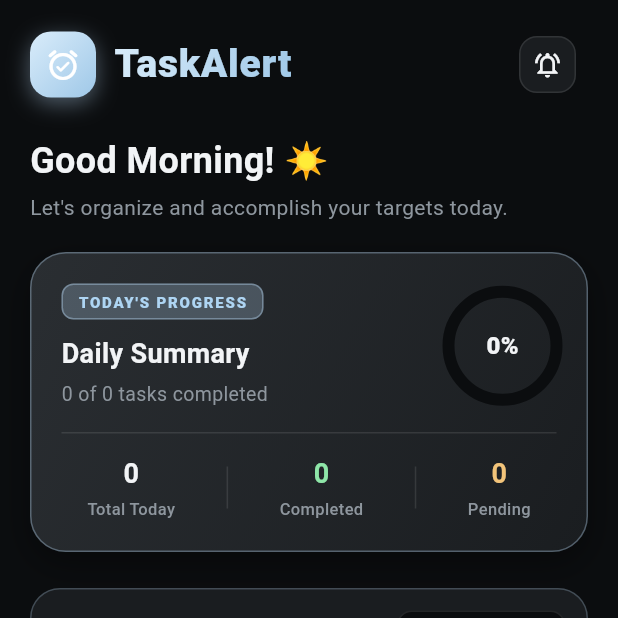
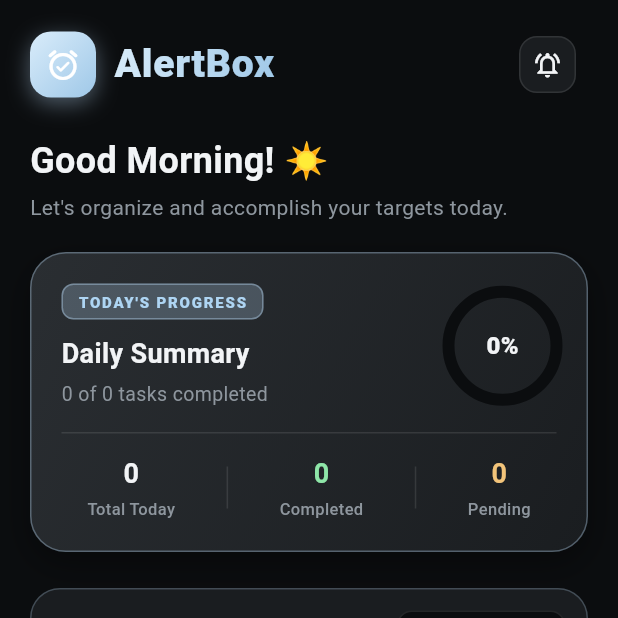
Before and after one commit to SANJAY-1407/SANJAY...7, a Flutter app: the screen it shows after launch, on a phone screen of 412 x 824 dp, the top half of it. Run offline on Flutter 3.47's test engine with Material 3 defaults, Android fonts, the phone set to English and light mode, and no system bars; our stand-ins replace audioplayers, file_picker, flutter_local_notifications, shared_preferences, sqflite, timezone; accounts and stored records are empty.

Commit message:
app name update complete

```diff
--- a/lib/app.dart
+++ b/lib/app.dart
@@ -10,7 +10,7 @@ class TaskAlertApp extends StatelessWidget {
   @override
   Widget build(BuildContext context) {
     return MaterialApp(
-      title: 'TaskAlert',
+      title: 'AlertBox',
       navigatorKey: navigatorKey,
       debugShowCheckedModeBanner: false,
       theme: AppTheme.lightTheme,
--- a/lib/models/user_profile.dart
+++ b/lib/models/user_profile.dart
@@ -20,7 +20,7 @@ class UserProfile {
   /// Default Guest profile configuration
   factory UserProfile.guest() {
     return const UserProfile(
-      displayName: 'TaskAlert User',
+      displayName: 'AlertBox User',
       email: 'guest@taskalert.app',
       avatarInitials: 'TU',
       avatarPath: null,
@@ -63,7 +63,7 @@ class UserProfile {
 
   factory UserProfile.fromMap(Map<String, dynamic> map) {
     return UserProfile(
-      displayName: map['displayName'] as String? ?? 'TaskAlert User',
+      displayName: map['displayName'] as String? ?? 'AlertBox User',
       email: map['email'] as String? ?? 'guest@taskalert.app',
       avatarInitials: map['avatarInitials'] as String? ?? 'TU',
       avatarPath: map['avatarPath'] as String?,
--- a/lib/screens/auth/login_screen.dart
+++ b/lib/screens/auth/login_screen.dart
@@ -109,7 +109,7 @@ class _LoginScreenState extends State<LoginScreen> {
 
                 const Center(
                   child: Text(
-                    'Welcome to TaskAlert',
+                    'Welcome to AlertBox',
                     style: TextStyle(
                       fontSize: 22,
                       fontWeight: FontWeight.bold,
--- a/lib/screens/auth/register_screen.dart
+++ b/lib/screens/auth/register_screen.dart
@@ -112,7 +112,7 @@ class _RegisterScreenState extends State<RegisterScreen> {
 
                 const Center(
                   child: Text(
-                    'Join TaskAlert Today',
+                    'Join AlertBox Today',
                     style: TextStyle(
                       fontSize: 22,
                       fontWeight: FontWeight.bold,
--- a/lib/screens/home_screen.dart
+++ b/lib/screens/home_screen.dart
@@ -542,7 +542,7 @@ class _HomeScreenState extends State<HomeScreen> {
                       shaderCallback: (bounds) =>
                           AppTheme.primaryGradient.createShader(bounds),
                       child: const Text(
-                        'TaskAlert',
+                        'AlertBox',
                         style: TextStyle(
                           fontSize: 26,
                           fontWeight: FontWeight.w800,
--- a/lib/screens/profile_screen.dart
+++ b/lib/screens/profile_screen.dart
@@ -168,9 +168,9 @@ class _ProfileScreenState extends State<ProfileScreen> {
         ),
         content: const SingleChildScrollView(
           child: Text(
-            'TaskAlert respects your privacy.\n\n'
+            'AlertBox respects your privacy.\n\n'
             '• Local Data Ownership: All your tasks, custom audio files, and alarm settings are stored locally on your device.\n'
-            '• Offline Capabilities: TaskAlert operates completely offline.\n'
+            '• Offline Capabilities: AlertBox operates completely offline.\n'
             '• Zero Data Harvesting: Your personal data and audio recordings are never collected or sold to third parties.',
             style: TextStyle(color: AppTheme.textMuted, fontSize: 13, height: 1.5),
           ),
@@ -468,8 +468,8 @@ class _ProfileScreenState extends State<ProfileScreen> {
                     // About App
                     ListTile(
                       leading: const Icon(Icons.info_outline_rounded, color: AppTheme.accentCyan),
-                      title: const Text('About TaskAlert', style: TextStyle(color: Colors.white, fontWeight: FontWeight.w600)),
-                      subtitle: const Text('TaskAlert v1.0.0 (Day 10 Build)', style: TextStyle(color: AppTheme.textMuted, fontSize: 12)),
+                      title: const Text('About AlertBox', style: TextStyle(color: Colors.white, fontWeight: FontWeight.w600)),
+                      subtitle: const Text('AlertBox v1.0.0 (Day 10 Build)', style: TextStyle(color: AppTheme.textMuted, fontSize: 12)),
                     ),
                   ],
                 ),
--- a/lib/services/alarm_service.dart
+++ b/lib/services/alarm_service.dart
@@ -93,7 +93,7 @@ class AlarmService {
       // Explicitly create high-priority alarm notification channel
       const androidChannel = AndroidNotificationChannel(
         'task_alert_alarms_channel_v3',
-        'TaskAlert High-Priority Alarms',
+        'AlertBox High-Priority Alarms',
         description:
             'High-priority sound and full-screen alarm reminders for scheduled tasks',
         importance: Importance.max,
@@ -242,7 +242,7 @@ class AlarmService {
 
     const androidDetails = AndroidNotificationDetails(
       _alarmChannelId,
-      'TaskAlert High-Priority Alarms',
+      'AlertBox High-Priority Alarms',
       channelDescription:
           'High-priority sound and full-screen alarm reminders for scheduled tasks',
       importance: Importance.max,
--- a/pubspec.yaml
+++ b/pubspec.yaml
@@ -1,5 +1,5 @@
 name: task_alert
-description: "TaskAlert - Premium Task Reminder and Alarm Application"
+description: "AlertBox - Premium Task Reminder and Alarm Application"
 publish_to: 'none'
 
 version: 1.0.0+1
```
Also changed, not shown: 1 other file.
